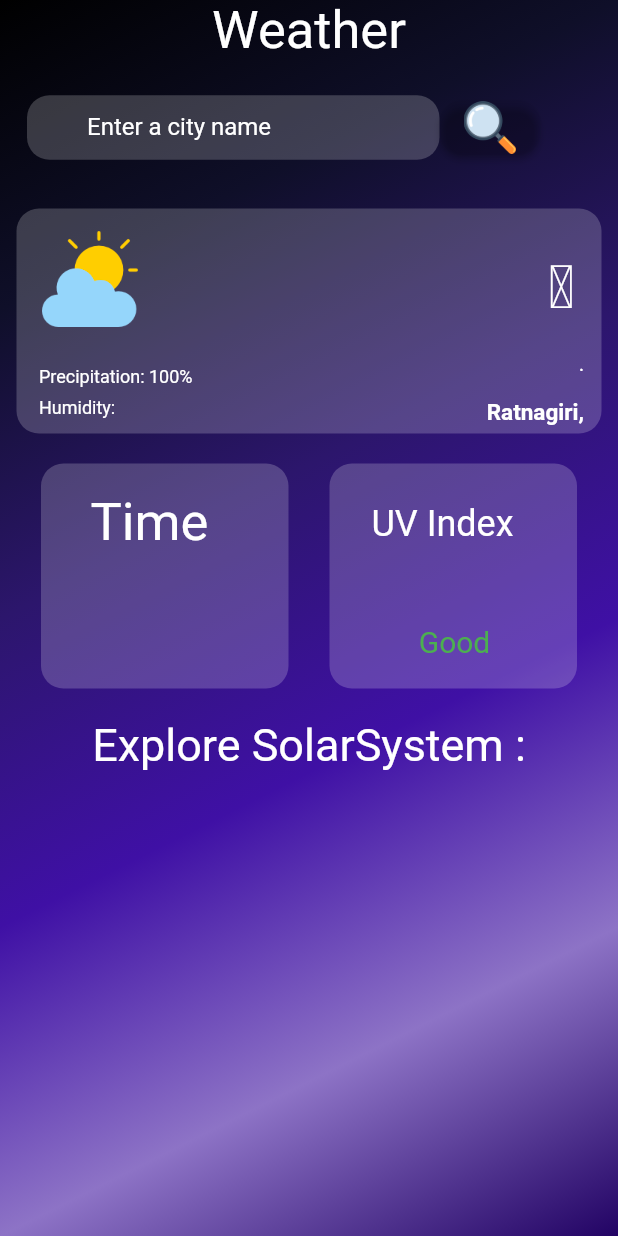
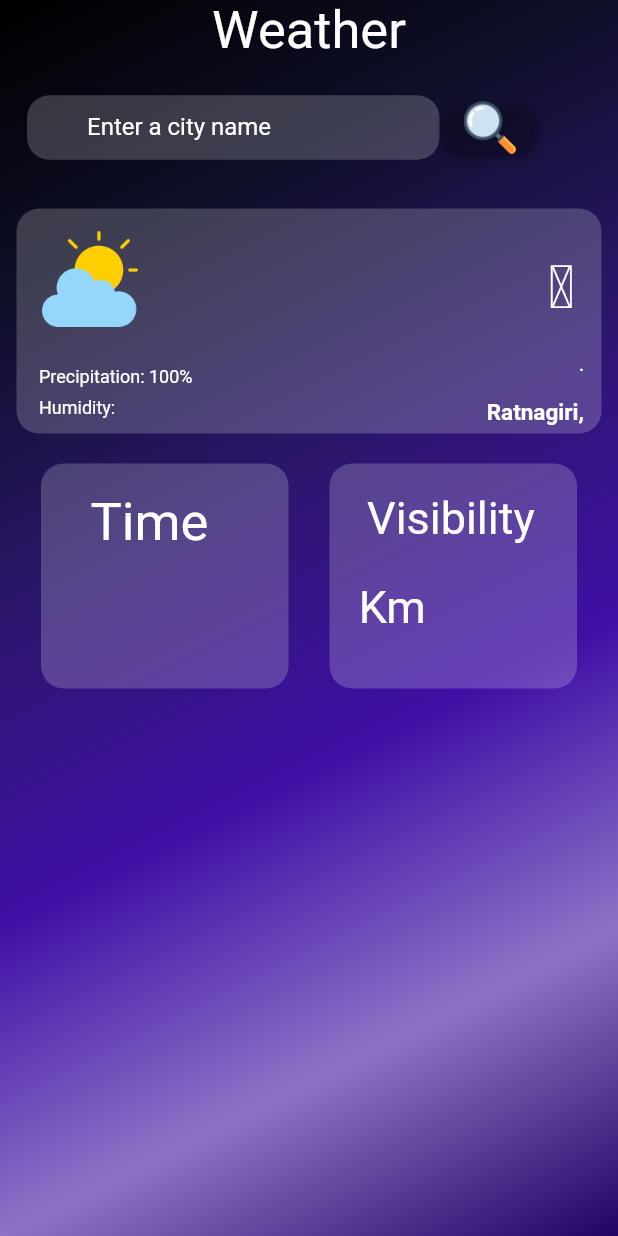
Before and after one commit to Salman1717/spaceweather, a Flutter app: the screen it shows after launch, after a tap on "OK", on a phone screen of 412 x 824 dp. Run offline on Flutter 3.47's test engine with Material 2 defaults, Android fonts, the phone set to English and light mode, and no system bars; network calls fail.

Commit message:
Changes of Visibility

```diff
--- a/lib/weather_info.dart
+++ b/lib/weather_info.dart
@@ -22,6 +22,7 @@ class _WeatherInfoState extends State<WeatherInfo> {
   String _currentDate = '';
   String _currentTime = '';
   String _uvIndex ='';
+  String _visible = "";
 
   @override
   void initState() {
@@ -37,7 +38,8 @@ class _WeatherInfoState extends State<WeatherInfo> {
     try {
       final weatherData = await _api.fetchWeatherData(_city);
       final int _timezoneOffset = weatherData['timezone'];
-
+      final visibility = weatherData['visibility'];
+      final cvisible = visibility / 1000;
       final timestamp = weatherData['dt'];
       final utcDateTime = DateTime.fromMillisecondsSinceEpoch(timestamp * 1000, isUtc: true);
       final localDateTime = utcDateTime.add(Duration(seconds: _timezoneOffset));
@@ -54,6 +56,7 @@ class _WeatherInfoState extends State<WeatherInfo> {
         _uvIndex = weatherData['hourly.uvi'].toString();
         _currentTime = formattedTime;
         _currentDate = formattedDate;
+        _visible = cvisible.toString();
       });
     } catch (e) {
       _showErrorDialog('Error fetching weather data: $e');
@@ -271,7 +274,7 @@ class _WeatherInfoState extends State<WeatherInfo> {
                             _currentTime,
                             style: const TextStyle(
                               fontSize: 30,
-                              color: Colors.orange,
+                              color: Colors.white,
                             ),
                           ),
                         ),
@@ -288,35 +291,24 @@ class _WeatherInfoState extends State<WeatherInfo> {
                           ),
                         ),
                         const Positioned(
-                          top: 26,
-                          left: 28,
+                          top: 19,
+                          left: 25,
                           child: Text(
-                            "UV Index",
+                            "Visibility",
                             style: TextStyle(
-                              fontSize: 24,
+                              fontSize: 30,
                               color: Colors.white,
                             ),
                           ),
                         ),
-                         Positioned(
-                          top: 60,
-                          left: 63,
+                        Positioned(
+                          top: 78,
+                          left: 12,
                           child: Text(
-                            "$_uvIndex",
-                            style: TextStyle(
-                              fontSize: 40,
-                              color: Colors.green,
-                            ),
-                          ),
-                        ),
-                        const Positioned(
-                          top: 107,
-                          right: 38,
-                          child: Text(
-                            "Good    ",
-                            style: TextStyle(
-                              fontSize: 20,
-                              color: Colors.green,
+                            '$_visible Km',
+                            style: const TextStyle(
+                              fontSize: 30,
+                              color: Colors.white,
                             ),
                           ),
                         ),
@@ -325,14 +317,6 @@ class _WeatherInfoState extends State<WeatherInfo> {
                   ],
                 ),
                 const SizedBox(height: 20),
-                const Text(
-                  "Explore SolarSystem :",
-                  textAlign: TextAlign.left,
-                  style: TextStyle(
-                    fontSize: 30,
-                    color: Colors.white,
-                  ),
-                ),
                 const SizedBox(height: 20),
 
               ],
```
